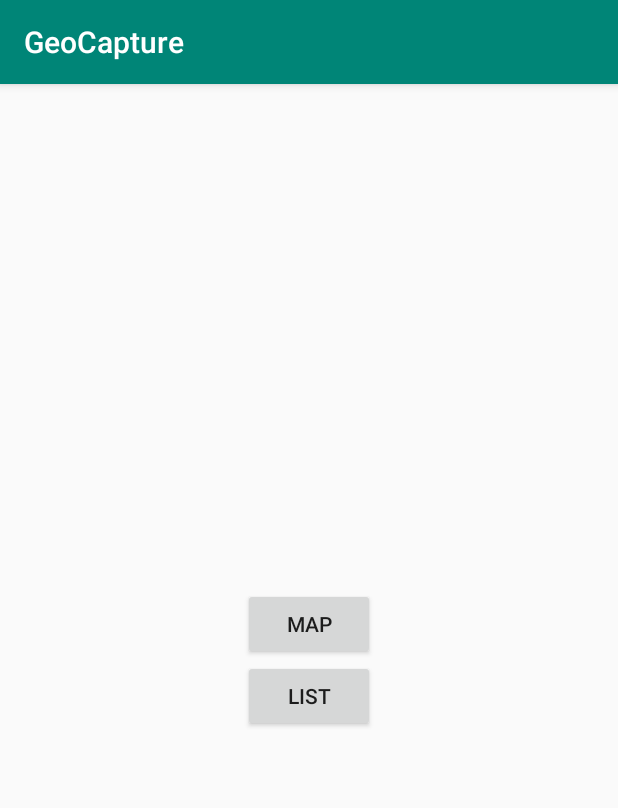
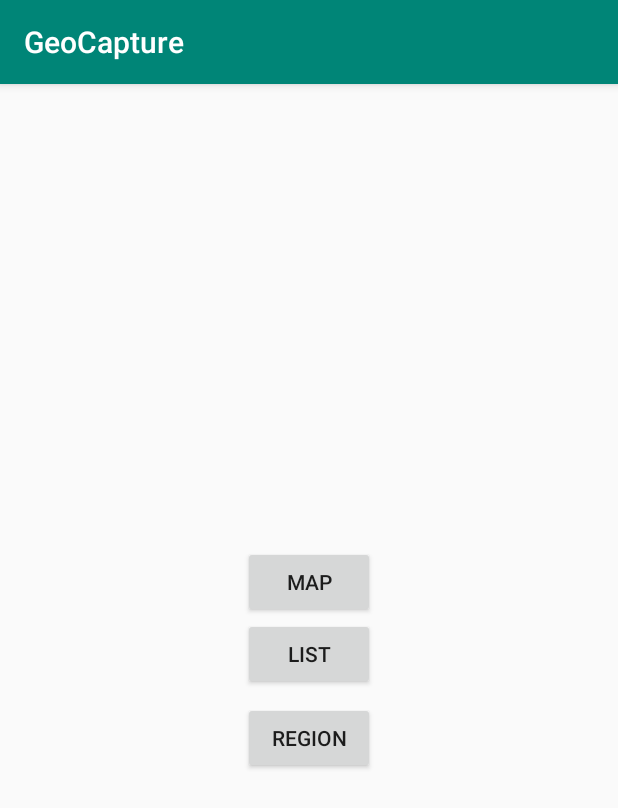
Before and after one commit to AP-Elektronica-ICT/CA1819-HansAnders, an Android app: the screen it shows after launch (HomeActivity), on a phone screen of 412 x 824 dp. Shown: the top 808 px of the screen. Run offline under Robolectric (Android 15) with nearby library versions, the phone set to English and light mode, and no system bars.

Commit message:
button fix

```diff
--- a/MobApp/app/src/main/res/layout/activity_home.xml
+++ b/MobApp/app/src/main/res/layout/activity_home.xml
@@ -24,4 +24,13 @@
         app:layout_constraintTop_toBottomOf="@+id/btnMap"
         tools:layout_editor_absoluteX="0dp" />
 
+    <Button
+        android:id="@+id/btnRegion"
+        android:layout_width="wrap_content"
+        android:layout_height="wrap_content"
+        android:layout_marginTop="8dp"
+        android:text="Region"
+        app:layout_constraintTop_toBottomOf="@+id/btnList"
+        tools:layout_editor_absoluteX="0dp" />
+
 </LinearLayout>
```
